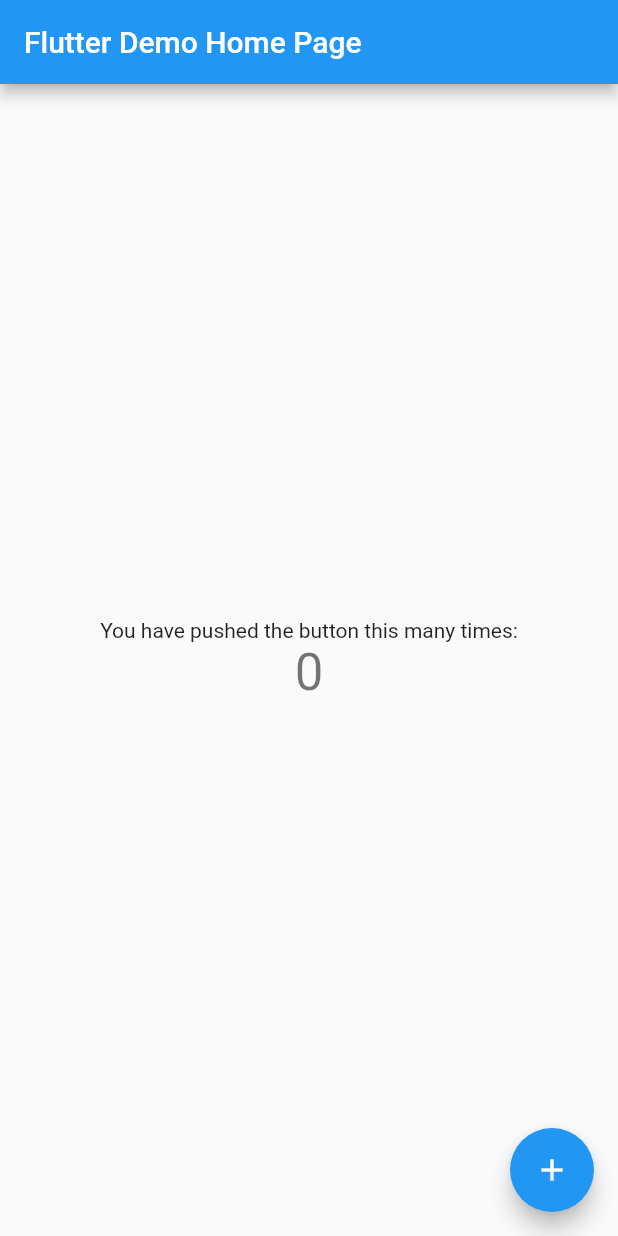
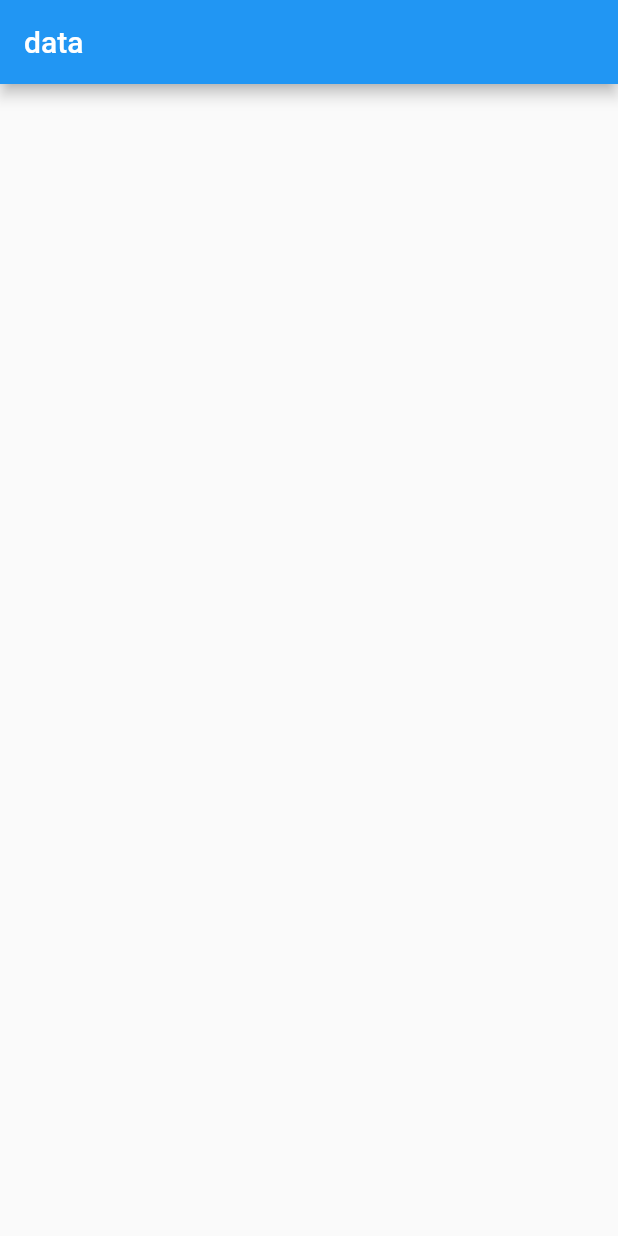
Before and after one commit to yeisson/suskry-empresaria, a Flutter app: the screen it shows after launch, on a phone screen of 412 x 824 dp. Run offline on Flutter 3.47's test engine with Material 2 defaults, Android fonts, the phone set to English and light mode, and no system bars; network calls fail.

Commit message:
Initial MVC structure
Estructura tipo mvc con ejemplo de uso de la api en el modelo de  login model

```diff
--- /dev/null
+++ b/suskry/lib/config/app.dart
@@ -0,0 +1,6 @@
+class App {
+
+  final String baseUrlApi = "http://34.69.20.1:8000/";
+
+
+}
--- /dev/null
+++ b/suskry/lib/config/colors.dart
@@ -0,0 +1,11 @@
+class Colors {
+
+  final String primary = "0xFF";
+  final String secondary = "http://34.69.20.1:8000/";
+  final String warning = "http://34.69.20.1:8000/";
+  final String danger = "http://34.69.20.1:8000/";
+  final String success = "http://34.69.20.1:8000/";
+  final String white = "0xFFFFFFFF";
+
+
+}
--- /dev/null
+++ b/suskry/lib/controllers/app_controller.dart
@@ -0,0 +1,29 @@
+import 'package:flutter/material.dart';
+import 'package:suskry/controllers/navigator_controller.dart';
+
+class App extends StatelessWidget {
+  // This widget is the root of your application.
+  @override
+  Widget build(BuildContext context) {
+
+    final pageLogin = NavigatorController();
+
+    return MaterialApp(
+      title: 'Suskry',
+      debugShowCheckedModeBanner: false,
+      theme: ThemeData(
+        // This is the theme of your application.
+        //
+        // Try running your application with "flutter run". You'll see the
+        // application has a blue toolbar. Then, without quitting the app, try
+        // changing the primarySwatch below to Colors.green and then invoke
+        // "hot reload" (press "r" in the console where you ran "flutter run",
+        // or simply save your changes to "hot reload" in a Flutter IDE).
+        // Notice that the counter didn't reset back to zero; the application
+        // is not restarted.
+        primarySwatch: Colors.blue,
+      ),
+      home: pageLogin.getView(),
+    );
+  }
+}
--- /dev/null
+++ b/suskry/lib/controllers/base_controller.dart
@@ -0,0 +1,3 @@
+class BaseController {
+
+}
--- /dev/null
+++ b/suskry/lib/controllers/navigator_controller.dart
@@ -0,0 +1,11 @@
+import 'package:suskry/models/login_model.dart';
+import 'package:suskry/views/login/login_view.dart';
+
+class NavigatorController {
+
+  getView(){
+    final loginModel = LoginModel();
+    loginModel.getToken();
+    return LoginView();
+  }
+}
--- a/suskry/lib/main.dart
+++ b/suskry/lib/main.dart
@@ -1,136 +1,8 @@
+//--no-sound-null-safety
 import 'package:flutter/material.dart';
-import 'package:http/http.dart' as http;
+
+import 'controllers/app_controller.dart';
 
 void main() {
-  runApp(const MyApp());
+  runApp(App());
 }
-
-class MyApp extends StatelessWidget {
-  const MyApp({Key? key}) : super(key: key);
-
-  // This widget is the root of your application.
-  @override
-  Widget build(BuildContext context) {
-    return MaterialApp(
-      title: 'Flutter Demo',
-      theme: ThemeData(
-        // This is the theme of your application.
-        //
-        // Try running your application with "flutter run". You'll see the
-        // application has a blue toolbar. Then, without quitting the app, try
-        // changing the primarySwatch below to Colors.green and then invoke
-        // "hot reload" (press "r" in the console where you ran "flutter run",
-        // or simply save your changes to "hot reload" in a Flutter IDE).
-        // Notice that the counter didn't reset back to zero; the application
-        // is not restarted.
-        primarySwatch: Colors.blue,
-      ),
-      home: const MyHomePage(title: 'Flutter Demo Home Page'),
-    );
-  }
-}
-
-class MyHomePage extends StatefulWidget {
-  const MyHomePage({Key? key, required this.title}) : super(key: key);
-
-  // This widget is the home page of your application. It is stateful, meaning
-  // that it has a State object (defined below) that contains fields that affect
-  // how it looks.
-
-  // This class is the configuration for the state. It holds the values (in this
-  // case the title) provided by the parent (in this case the App widget) and
-  // used by the build method of the State. Fields in a Widget subclass are
-  // always marked "final".
-
-  final String title;
-
-  @override
-  State<MyHomePage> createState() => _MyHomePageState();
-}
-
-class _MyHomePageState extends State<MyHomePage> {
-  int _counter = 0;
-
-  void _incrementCounter() {
-    setState(() {
-      getApiKey();
-      // This call to setState tells the Flutter framework that something has
-      // changed in this State, which causes it to rerun the build method below
-      // so that the display can reflect the updated values. If we changed
-      // _counter without calling setState(), then the build method would not be
-      // called again, and so nothing would appear to happen.
-      _counter++;
-    });
-  }
-
-  @override
-  Widget build(BuildContext context) {
-    // This method is rerun every time setState is called, for instance as done
-    // by the _incrementCounter method above.
-    //
-    // The Flutter framework has been optimized to make rerunning build methods
-    // fast, so that you can just rebuild anything that needs updating rather
-    // than having to individually change instances of widgets.
-    return Scaffold(
-      appBar: AppBar(
-        // Here we take the value from the MyHomePage object that was created by
-        // the App.build method, and use it to set our appbar title.
-        title: Text(widget.title),
-      ),
-      body: Center(
-        // Center is a layout widget. It takes a single child and positions it
-        // in the middle of the parent.
-        child: Column(
-          // Column is also a layout widget. It takes a list of children and
-          // arranges them vertically. By default, it sizes itself to fit its
-          // children horizontally, and tries to be as tall as its parent.
-          //
-          // Invoke "debug painting" (press "p" in the console, choose the
-          // "Toggle Debug Paint" action from the Flutter Inspector in Android
-          // Studio, or the "Toggle Debug Paint" command in Visual Studio Code)
-          // to see the wireframe for each widget.
-          //
-          // Column has various properties to control how it sizes itself and
-          // how it positions its children. Here we use mainAxisAlignment to
-          // center the children vertically; the main axis here is the vertical
-          // axis because Columns are vertical (the cross axis would be
-          // horizontal).
-          mainAxisAlignment: MainAxisAlignment.center,
-          children: <Widget>[
-            const Text(
-              'You have pushed the button this many times:',
-            ),
-            Text(
-              '$_counter',
-              style: Theme.of(context).textTheme.headline4,
-            ),
-          ],
-        ),
-      ),
-      floatingActionButton: FloatingActionButton(
-        onPressed: _incrementCounter,
-        tooltip: 'Increment',
-        child: const Icon(Icons.add),
-      ), // This trailing comma makes auto-formatting nicer for build methods.
-    );
-  }
-
-
-  getApiKey() async{
-    var request = http.MultipartRequest('POST', Uri.parse('http://34.69.20.1:8000/business/login'));
-    request.fields.addAll({
-      'email': 'mel.jxl@gmail.com',
-      'password': '123456789'
-    });
-
-
-    http.StreamedResponse response = await request.send();
-
-    if (response.statusCode == 200) {
-      print(await response.stream.bytesToString());
-    }
-    else {
-      print(response.reasonPhrase);
-    }
-  }
-}
--- /dev/null
+++ b/suskry/lib/models/base_model.dart
@@ -0,0 +1,3 @@
+class BaseModel {
+
+}
--- /dev/null
+++ b/suskry/lib/models/login_model.dart
@@ -0,0 +1,24 @@
+import "package:http/http.dart" as http;
+
+class LoginModel {
+
+  getToken() async {
+    var request = http.MultipartRequest('POST', Uri.parse('http://34.69.20.1:8000/business/login'));
+    request.fields.addAll({
+      'email': 'mel.jxl@gmail.com',
+      'password': '123456789'
+    });
+
+
+    http.StreamedResponse response = await request.send();
+
+    if (response.statusCode == 200) {
+      print(await response.stream.bytesToString());
+      return await response.stream.bytesToString();
+    }
+    else {
+      print(response.reasonPhrase);
+    }
+  }
+
+}
--- /dev/null
+++ b/suskry/lib/views/login/login_view.dart
@@ -0,0 +1,19 @@
+import 'package:flutter/material.dart';
+
+class LoginView extends StatefulWidget {
+  LoginView({Key? key}) : super(key: key);
+
+  @override
+  _LoginViewState createState() => _LoginViewState();
+}
+
+class _LoginViewState extends State<LoginView> {
+  @override
+  Widget build(BuildContext context) {
+    return Scaffold(
+      appBar: AppBar(
+        title: Text('data'),
+      ),
+    );
+  }
+}
```
Also changed, not shown: 1 other file.
